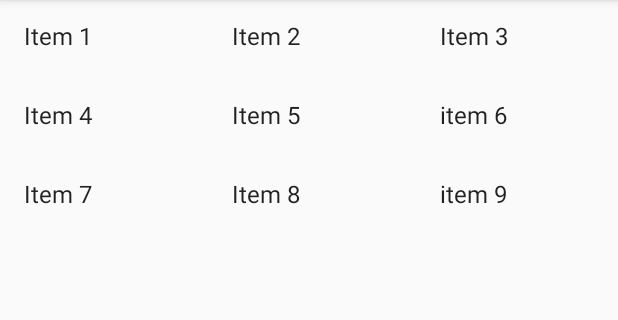
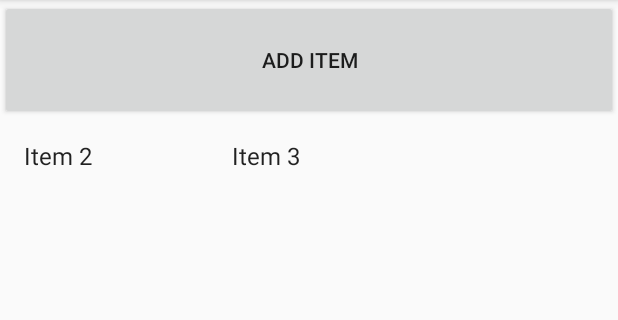
Before and after one commit to KalaiselvanSivakumar/Tutorial-Codes, an Android app: the screen it shows after launch (MainActivity), after a tap on "Item 1", on a phone screen of 412 x 824 dp, the part 84-404 px from its top. Run offline under Robolectric (Android 15) with nearby library versions, the phone set to English and light mode, and no system bars.

Commit message:
Edit data set and update the data in UI - notifyDataSetChanged

```diff
--- a/Applications/Android/Android_Programming_Succinctly/Chapter4_UserInterfaceLayouts/app/src/main/java/com/blueflame/chapter4_userinterfacelayouts/MainActivity.java
+++ b/Applications/Android/Android_Programming_Succinctly/Chapter4_UserInterfaceLayouts/app/src/main/java/com/blueflame/chapter4_userinterfacelayouts/MainActivity.java
@@ -10,13 +10,20 @@ import android.widget.GridView;
 import android.widget.ListView;
 import android.widget.TextView;
 
+import java.util.ArrayList;
+import java.util.Locale;
+
 public class MainActivity extends Activity {
 
 	private static final String TAG = MainActivity.class.getName();
+	private ArrayList<String> editableData;
+	private ArrayAdapter<String> editableAdapter;
+	private int count;
 
 	@Override
 	protected void onCreate(Bundle savedInstanceState) {
 		super.onCreate(savedInstanceState);
+
 		// Normal Linear Layout
         /*
 		setContentView(R.layout.activity_main);
@@ -24,6 +31,7 @@ public class MainActivity extends Activity {
 
 
 
+        /*
         // List View
 //		setContentView(R.layout.activity_listview);
 
@@ -61,6 +69,33 @@ public class MainActivity extends Activity {
 					}
 				}
 		);
+		*/
 
+        setContentView(R.layout.activity_edit_data_set);
+
+        this.editableData = new ArrayList<>();
+		editableData.add("Item 1");
+		editableData.add("Item 2");
+		editableData.add("Item 3");
+		this.count = 3;
+
+		editableAdapter = new ArrayAdapter<>(this, android.R.layout.simple_list_item_1, editableData);
+		GridView editableGridView = findViewById(R.id.editableGridView);
+		editableGridView.setAdapter(editableAdapter);
+
+		editableGridView.setOnItemClickListener(new AdapterView.OnItemClickListener() {
+			@Override
+			public void onItemClick(AdapterView<?> parent, View view, int position, long id) {
+				editableData.remove(position);
+				editableAdapter.notifyDataSetChanged();
+			}
+		});
+	}
+
+	public void addItem(View view) {
+		count++;
+		String newItem = String.format(Locale.US, "Item %d", count);
+		editableData.add(newItem);
+		editableAdapter.notifyDataSetChanged();
 	}
 }
--- /dev/null
+++ b/Applications/Android/Android_Programming_Succinctly/Chapter4_UserInterfaceLayouts/app/src/main/res/layout/activity_edit_data_set.xml
@@ -0,0 +1,23 @@
+<?xml version="1.0" encoding="utf-8"?>
+<LinearLayout xmlns:android="http://schemas.android.com/apk/res/android"
+	android:layout_width="match_parent"
+	android:layout_height="match_parent"
+	android:orientation="vertical">
+
+	<Button
+		android:layout_width="match_parent"
+		android:layout_height="80dp"
+		android:text="Add Item"
+		android:onClick="addItem" />
+
+	<GridView
+		android:id="@+id/editableGridView"
+		android:layout_width="match_parent"
+		android:layout_height="match_parent"
+		android:columnWidth="100dp"
+		android:numColumns="auto_fit"
+		android:verticalSpacing="5dp"
+		android:horizontalSpacing="5dp"
+		android:stretchMode="columnWidth" />
+
+</LinearLayout>
```
